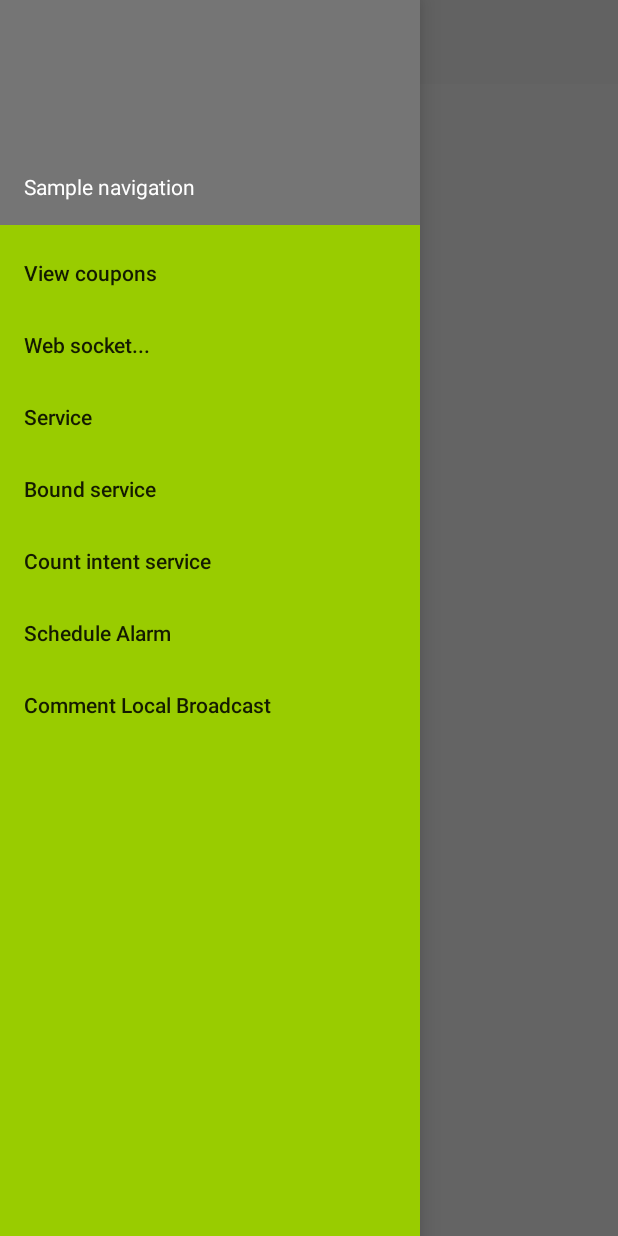
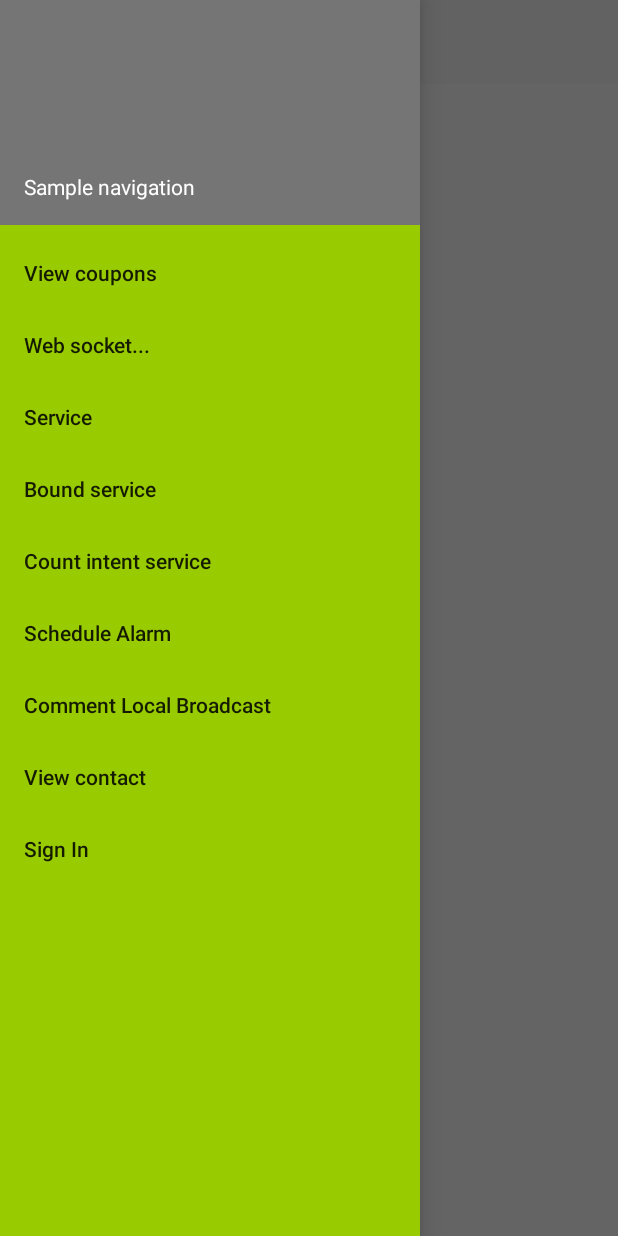
Before and after one commit to ThuyHien261195/KotlinExample, an Android app: the screen it shows after launch (MainActivity), with the side drawer open, on a phone screen of 412 x 824 dp. Run offline under Robolectric (Android 15) with nearby library versions, the phone set to English and light mode, and no system bars; our stand-ins replace Dagger/Hilt's generated code.

Commit message:
Add menu item

```diff
--- a/app/build.gradle
+++ b/app/build.gradle
@@ -64,4 +64,5 @@ dependencies {
     implementation "com.google.dagger:dagger-android:$daggerVersion"
     implementation "com.google.dagger:dagger-android-support:$daggerVersion"
     implementation 'org.greenrobot:eventbus:3.1.1'
+    implementation 'org.jetbrains.anko:anko-common:0.9'
 }
--- a/app/src/main/res/menu/navigation_menu.xml
+++ b/app/src/main/res/menu/navigation_menu.xml
@@ -22,5 +22,11 @@
         <item
             android:id="@+id/action_local_broadcast"
             android:title="@string/action_local_broadcast" />
+        <item
+            android:id="@+id/action_view_contact"
+            android:title="@string/view_contact" />
+        <item
+            android:id="@+id/action_sign_in"
+            android:title="@string/action_sign_in" />
     </group>
 </menu>
--- a/app/src/main/res/values/strings.xml
+++ b/app/src/main/res/values/strings.xml
@@ -16,4 +16,8 @@
     <string name="action_schedule_alarm">Schedule Alarm</string>
     <string name="action_cancel_alarm">Cancel Alarm</string>
     <string name="action_local_broadcast">Comment Local Broadcast</string>
+    <string name="view_contact">View contact</string>
+    <string name="hint_user">User</string>
+    <string name="hint_password">Password</string>
+    <string name="action_sign_in">Sign In</string>
 </resources>
```
Also changed, not shown: app/src/main/AndroidManifest.xml (+9 -1 lines), app/src/main/java/com/example/thuyhien/kotlinrxjava/ui/activity/MainActivity.kt (+8 -0 lines).
